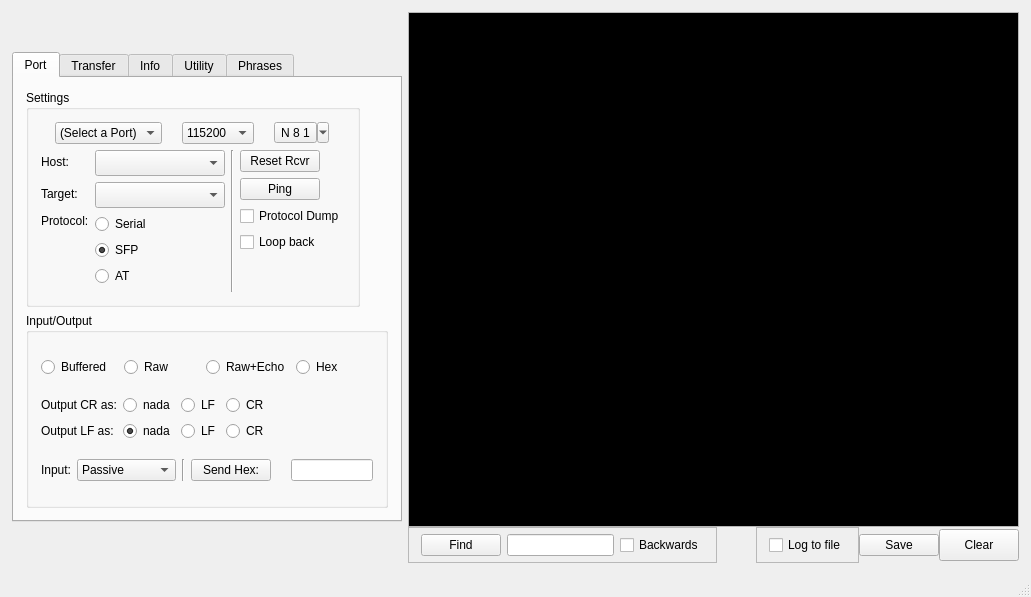
First picture: the form in mainWindow.ui, repository strawbot/TimbreTalk, before the edit.
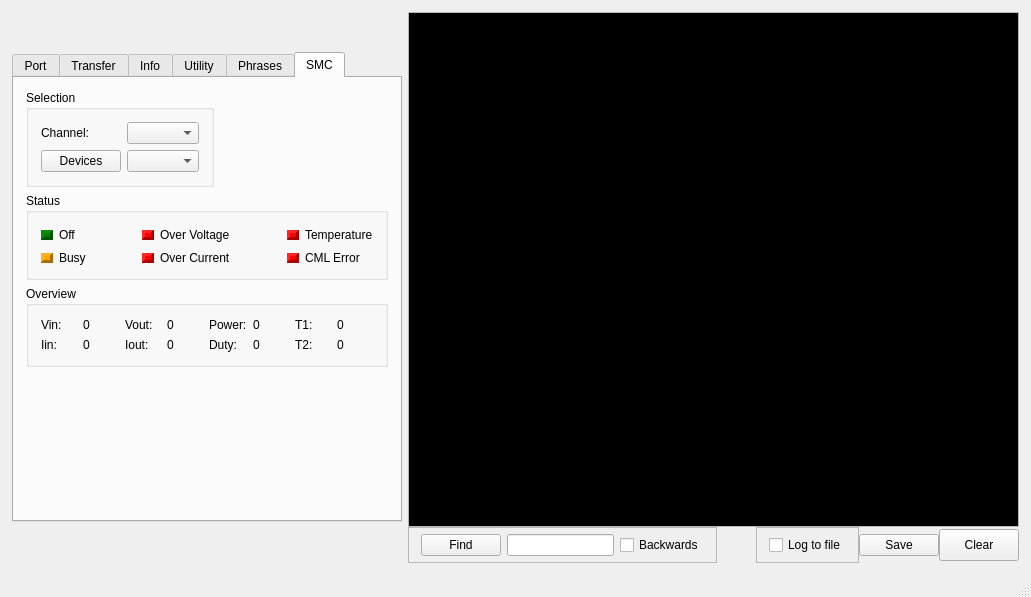
Second picture: the form after the edit. The open tabs and pages were chosen to show the change.

Commit message: added in SMC tab for testing power devices

```diff
--- a/mainWindow.ui
+++ b/mainWindow.ui
@@ -58,7 +58,7 @@
            <enum>Qt::NoContextMenu</enum>
           </property>
           <property name="currentIndex">
-           <number>0</number>
+           <number>5</number>
           </property>
           <widget class="QWidget" name="Serial">
            <attribute name="title">
@@ -2733,6 +2733,522 @@
             </layout>
            </widget>
           </widget>
+          <widget class="QWidget" name="SMC">
+           <attribute name="title">
+            <string>SMC</string>
+           </attribute>
+           <layout class="QVBoxLayout" name="verticalLayout_8">
+            <item>
+             <layout class="QHBoxLayout" name="horizontalLayout_13">
+              <item>
+               <widget class="QGroupBox" name="groupBox_7">
+                <property name="title">
+                 <string>Selection</string>
+                </property>
+                <layout class="QFormLayout" name="formLayout_6">
+                 <item row="0" column="0">
+                  <widget class="QLabel" name="label_41">
+                   <property name="text">
+                    <string>Channel:</string>
+                   </property>
+                  </widget>
+                 </item>
+                 <item row="0" column="1">
+                  <widget class="QComboBox" name="Channel"/>
+                 </item>
+                 <item row="2" column="0">
+                  <widget class="QPushButton" name="getDevices">
+                   <property name="text">
+                    <string>Devices</string>
+                   </property>
+                  </widget>
+                 </item>
+                 <item row="2" column="1">
+                  <widget class="QComboBox" name="Devices"/>
+                 </item>
+                </layout>
+               </widget>
+              </item>
+              <item>
+               <spacer name="horizontalSpacer_3">
+                <property name="orientation">
+                 <enum>Qt::Horizontal</enum>
+                </property>
+                <property name="sizeHint" stdset="0">
+                 <size>
+                  <width>40</width>
+                  <height>20</height>
+                 </size>
+                </property>
+               </spacer>
+              </item>
+             </layout>
+            </item>
+            <item>
+             <widget class="QGroupBox" name="groupBox_5">
+              <property name="title">
+               <string>Status</string>
+              </property>
+              <layout class="QGridLayout" name="gridLayout_6">
+               <item row="0" column="1">
+                <widget class="QLabel" name="label_39">
+                 <property name="text">
+                  <string>Off</string>
+                 </property>
+                </widget>
+               </item>
+               <item row="0" column="2">
+                <spacer name="horizontalSpacer_4">
+                 <property name="orientation">
+                  <enum>Qt::Horizontal</enum>
+                 </property>
+                 <property name="sizeHint" stdset="0">
+                  <size>
+                   <width>40</width>
+                   <height>20</height>
+                  </size>
+                 </property>
+                </spacer>
+               </item>
+               <item row="0" column="4">
+                <widget class="QLabel" name="label_47">
+                 <property name="text">
+                  <string>Over Voltage</string>
+                 </property>
+                </widget>
+               </item>
+               <item row="0" column="5">
+                <spacer name="horizontalSpacer_5">
+                 <property name="orientation">
+                  <enum>Qt::Horizontal</enum>
+                 </property>
+                 <property name="sizeHint" stdset="0">
+                  <size>
+                   <width>40</width>
+                   <height>20</height>
+                  </size>
+                 </property>
+                </spacer>
+               </item>
+               <item row="0" column="7">
+                <widget class="QLabel" name="label_46">
+                 <property name="text">
+                  <string>Temperature</string>
+                 </property>
+                </widget>
+               </item>
+               <item row="1" column="1">
+                <widget class="QLabel" name="label_43">
+                 <property name="text">
+                  <string>Busy</string>
+                 </property>
+                </widget>
+               </item>
+               <item row="1" column="4">
+                <widget class="QLabel" name="label_48">
+                 <property name="text">
+                  <string>Over Current</string>
+                 </property>
+                </widget>
+               </item>
+               <item row="1" column="7">
+                <widget class="QLabel" name="label_49">
+                 <property name="text">
+                  <string>CML Error</string>
+                 </property>
+                </widget>
+               </item>
+               <item row="0" column="0">
+                <widget class="QFrame" name="offLed">
+                 <property name="enabled">
+                  <bool>false</bool>
+                 </property>
+                 <property name="minimumSize">
+                  <size>
+                   <width>12</width>
+                   <height>10</height>
+                  </size>
+                 </property>
+                 <property name="maximumSize">
+                  <size>
+                   <width>12</width>
+                   <height>10</height>
+                  </size>
+                 </property>
+                 <property name="styleSheet">
+                  <string notr="true">background-color: green;</string>
+                 </property>
+                 <property name="frameShape">
+                  <enum>QFrame::Panel</enum>
+                 </property>
+                 <property name="frameShadow">
+                  <enum>QFrame::Raised</enum>
+                 </property>
+                 <property name="lineWidth">
+                  <number>3</number>
+                 </property>
+                 <property name="midLineWidth">
+                  <number>3</number>
+                 </property>
+                </widget>
+               </item>
+               <item row="1" column="0">
+                <widget class="QFrame" name="busyLed">
+                 <property name="enabled">
+                  <bool>false</bool>
+                 </property>
+                 <property name="minimumSize">
+                  <size>
+                   <width>12</width>
+                   <height>10</height>
+                  </size>
+                 </property>
+                 <property name="maximumSize">
+                  <size>
+                   <width>12</width>
+                   <height>10</height>
+                  </size>
+                 </property>
+                 <property name="styleSheet">
+                  <string notr="true">background-color: orange;</string>
+                 </property>
+                 <property name="frameShape">
+                  <enum>QFrame::Panel</enum>
+                 </property>
+                 <property name="frameShadow">
+                  <enum>QFrame::Raised</enum>
+                 </property>
+                 <property name="lineWidth">
+                  <number>3</number>
+                 </property>
+                 <property name="midLineWidth">
+                  <number>3</number>
+                 </property>
+                </widget>
+               </item>
+               <item row="0" column="3">
+                <widget class="QFrame" name="ovLed">
+                 <property name="enabled">
+                  <bool>false</bool>
+                 </property>
+                 <property name="minimumSize">
+                  <size>
+                   <width>12</width>
+                   <height>10</height>
+                  </size>
+                 </property>
+                 <property name="maximumSize">
+                  <size>
+                   <width>12</width>
+                   <height>10</height>
+                  </size>
+                 </property>
+                 <property name="styleSheet">
+                  <string notr="true">background-color: red;</string>
+                 </property>
+                 <property name="frameShape">
+                  <enum>QFrame::Panel</enum>
+                 </property>
+                 <property name="frameShadow">
+                  <enum>QFrame::Raised</enum>
+                 </property>
+                 <property name="lineWidth">
+                  <number>3</number>
+                 </property>
+                 <property name="midLineWidth">
+                  <number>3</number>
+                 </property>
+                </widget>
+               </item>
+               <item row="1" column="3">
+                <widget class="QFrame" name="ocLed">
+                 <property name="enabled">
+                  <bool>false</bool>
+                 </property>
+                 <property name="minimumSize">
+                  <size>
+                   <width>12</width>
+                   <height>10</height>
+                  </size>
+                 </property>
+                 <property name="maximumSize">
+                  <size>
+                   <width>12</width>
+                   <height>10</height>
+                  </size>
+                 </property>
+                 <property name="styleSheet">
+                  <string notr="true">background-color: red;</string>
+                 </property>
+                 <property name="frameShape">
+                  <enum>QFrame::Panel</enum>
+                 </property>
+                 <property name="frameShadow">
+                  <enum>QFrame::Raised</enum>
+                 </property>
+                 <property name="lineWidth">
+                  <number>3</number>
+                 </property>
+                 <property name="midLineWidth">
+                  <number>3</number>
+                 </property>
+                </widget>
+               </item>
+               <item row="0" column="6">
+                <widget class="QFrame" name="tempLed">
+                 <property name="enabled">
+                  <bool>false</bool>
+                 </property>
+                 <property name="minimumSize">
+                  <size>
+                   <width>12</width>
+                   <height>10</height>
+                  </size>
+                 </property>
+                 <property name="maximumSize">
+                  <size>
+                   <width>12</width>
+                   <height>10</height>
+                  </size>
+                 </property>
+                 <property name="styleSheet">
+                  <string notr="true">background-color: red;</string>
+                 </property>
+                 <property name="frameShape">
+                  <enum>QFrame::Panel</enum>
+                 </property>
+                 <property name="frameShadow">
+                  <enum>QFrame::Raised</enum>
+                 </property>
+                 <property name="lineWidth">
+                  <number>3</number>
+                 </property>
+                 <property name="midLineWidth">
+                  <number>3</number>
+                 </property>
+                </widget>
+               </item>
+               <item row="1" column="6">
+                <widget class="QFrame" name="cmlLed">
+                 <property name="enabled">
+                  <bool>false</bool>
+                 </property>
+                 <property name="minimumSize">
+                  <size>
+                   <width>12</width>
+                   <height>10</height>
+                  </size>
+                 </property>
+                 <property name="maximumSize">
+                  <size>
+                   <width>12</width>
+                   <height>10</height>
+                  </size>
+                 </property>
+                 <property name="styleSheet">
+                  <string notr="true">background-color: red;</string>
+                 </property>
+                 <property name="frameShape">
+                  <enum>QFrame::Panel</enum>
+                 </property>
+                 <property name="frameShadow">
+                  <enum>QFrame::Raised</enum>
+                 </property>
+                 <property name="lineWidth">
+                  <number>3</number>
+                 </property>
+                 <property name="midLineWidth">
+                  <number>3</number>
+                 </property>
+                </widget>
+               </item>
+              </layout>
+             </widget>
+            </item>
+            <item>
+             <widget class="QGroupBox" name="groupBox_6">
+              <property name="title">
+               <string>Overview</string>
+              </property>
+              <layout class="QGridLayout" name="gridLayout_7">
+               <item row="1" column="3">
+                <widget class="QLabel" name="iout">
+                 <property name="minimumSize">
+                  <size>
+                   <width>0</width>
+                   <height>0</height>
+                  </size>
+                 </property>
+                 <property name="text">
+                  <string>0</string>
+                 </property>
+                </widget>
+               </item>
+               <item row="0" column="1">
+                <widget class="QLabel" name="vin">
+                 <property name="minimumSize">
+                  <size>
+                   <width>0</width>
+                   <height>0</height>
+                  </size>
+                 </property>
+                 <property name="text">
+                  <string>0</string>
+                 </property>
+                </widget>
+               </item>
+               <item row="1" column="2">
+                <widget class="QLabel" name="label_45">
+                 <property name="text">
+                  <string>Iout:</string>
+                 </property>
+                </widget>
+               </item>
+               <item row="1" column="0">
+                <widget class="QLabel" name="label_42">
+                 <property name="text">
+                  <string>Iin:</string>
+                 </property>
+                </widget>
+               </item>
+               <item row="1" column="5">
+                <widget class="QLabel" name="duty">
+                 <property name="minimumSize">
+                  <size>
+                   <width>0</width>
+                   <height>0</height>
+                  </size>
+                 </property>
+                 <property name="text">
+                  <string>0</string>
+                 </property>
+                </widget>
+               </item>
+               <item row="0" column="2">
+                <widget class="QLabel" name="label_44">
+                 <property name="text">
+                  <string>Vout:</string>
+                 </property>
+                </widget>
+               </item>
+               <item row="1" column="1">
+                <widget class="QLabel" name="iin">
+                 <property name="minimumSize">
+                  <size>
+                   <width>0</width>
+                   <height>0</height>
+                  </size>
+                 </property>
+                 <property name="text">
+                  <string>0</string>
+                 </property>
+                </widget>
+               </item>
+               <item row="0" column="3">
+                <widget class="QLabel" name="vout">
+                 <property name="minimumSize">
+                  <size>
+                   <width>0</width>
+                   <height>0</height>
+                  </size>
+                 </property>
+                 <property name="text">
+                  <string>0</string>
+                 </property>
+                </widget>
+               </item>
+               <item row="0" column="0">
+                <widget class="QLabel" name="label_24">
+                 <property name="text">
+                  <string>Vin:</string>
+                 </property>
+                </widget>
+               </item>
+               <item row="0" column="5">
+                <widget class="QLabel" name="power">
+                 <property name="minimumSize">
+                  <size>
+                   <width>0</width>
+                   <height>0</height>
+                  </size>
+                 </property>
+                 <property name="text">
+                  <string>0</string>
+                 </property>
+                </widget>
+               </item>
+               <item row="1" column="6">
+                <widget class="QLabel" name="label_95">
+                 <property name="text">
+                  <string>T2:</string>
+                 </property>
+                </widget>
+               </item>
+               <item row="0" column="7">
+                <widget class="QLabel" name="t1">
+                 <property name="minimumSize">
+                  <size>
+                   <width>0</width>
+                   <height>0</height>
+                  </size>
+                 </property>
+                 <property name="text">
+                  <string>0</string>
+                 </property>
+                </widget>
+               </item>
+               <item row="0" column="4">
+                <widget class="QLabel" name="label_99">
+                 <property name="text">
+                  <string>Power:</string>
+                 </property>
+                </widget>
+               </item>
+               <item row="1" column="4">
+                <widget class="QLabel" name="label_100">
+                 <property name="text">
+                  <string>Duty:</string>
+                 </property>
+                </widget>
+               </item>
+               <item row="0" column="6">
+                <widget class="QLabel" name="label_98">
+                 <property name="text">
+                  <string>T1:</string>
+                 </property>
+                </widget>
+               </item>
+               <item row="1" column="7">
+                <widget class="QLabel" name="t2">
+                 <property name="minimumSize">
+                  <size>
+                   <width>0</width>
+                   <height>0</height>
+                  </size>
+                 </property>
+                 <property name="text">
+                  <string>0</string>
+                 </property>
+                </widget>
+               </item>
+              </layout>
+             </widget>
+            </item>
+            <item>
+             <spacer name="verticalSpacer_4">
+              <property name="orientation">
+               <enum>Qt::Vertical</enum>
+              </property>
+              <property name="sizeHint" stdset="0">
+               <size>
+                <width>20</width>
+                <height>87</height>
+               </size>
+              </property>
+             </spacer>
+            </item>
+           </layout>
+          </widget>
          </widget>
         </item>
        </layout>
```
Left out of the diff: 35 changed lines with no effect on the pictures. The commit also changes 1 other file.
